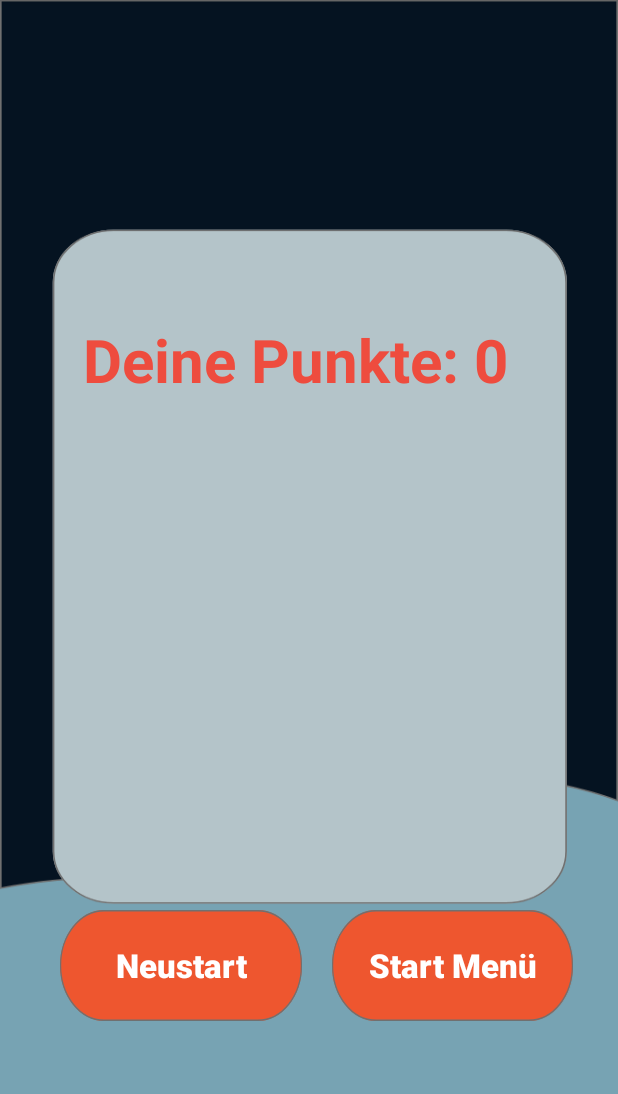
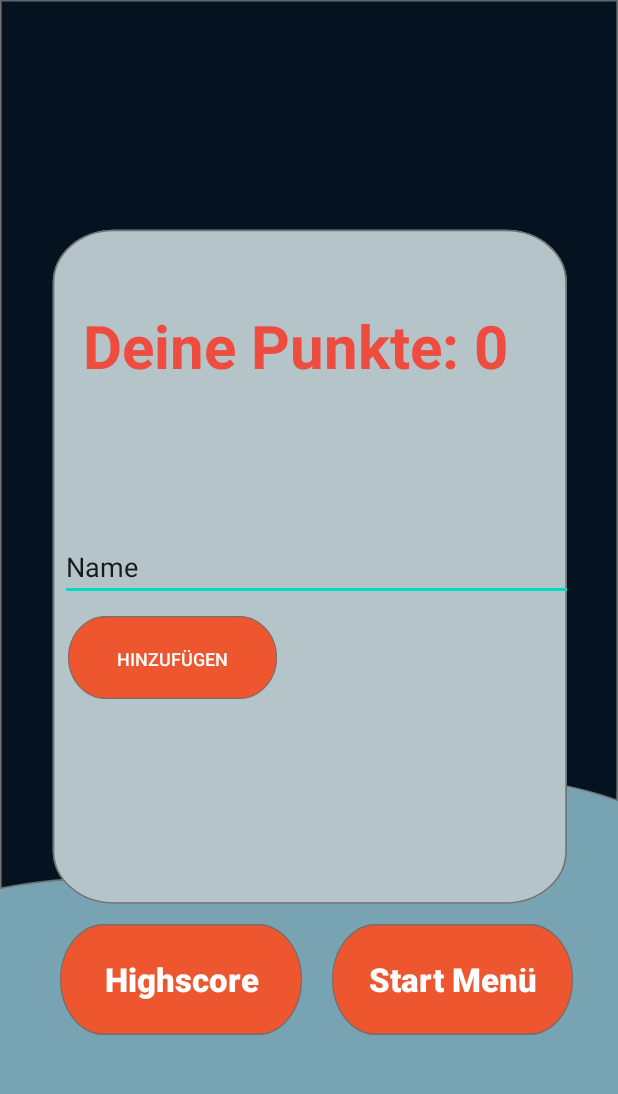
Before and after one commit to sijey18/QuizDroid_Final, an Android app: the ResultActivity screen opened directly, with no data from a screen before it, on a phone screen of 412 x 824 dp, the part 84-1178 px from its top. Run offline under Robolectric (Android 15) with nearby library versions, the phone set to English and light mode, and no system bars.

Commit message:
Highscore Board works

```diff
--- a/app/src/main/java/com/example/quizdroid_final/ResultActivity.java
+++ b/app/src/main/java/com/example/quizdroid_final/ResultActivity.java
@@ -6,6 +6,7 @@ import android.content.SharedPreferences;
 import android.os.Bundle;
 import android.view.View;
 import android.widget.Button;
+import android.widget.EditText;
 import android.widget.TextView;
 import android.widget.Toast;
 
@@ -13,10 +14,13 @@ import androidx.appcompat.app.AppCompatActivity;
 
 public class ResultActivity extends AppCompatActivity {
     TextView txtHighScore;
-    TextView txtTotalQuizQues;//txtCorrectQues,txtWrongQues;
+    TextView txtTotalQuizQues;
 
     Button btStartQuiz;
     Button btMainMenu;
+    Button btnAdd;
+    EditText editText;
+    DatabaseHelper myDB;
 
     private int highScore;
     public static final String SHARED_PREFERRENCE = "shread_prefrence";
@@ -40,8 +44,22 @@ public class ResultActivity extends AppCompatActivity {
         btStartQuiz = findViewById(R.id.result_bt_playAgain);
         txtHighScore = findViewById(R.id.result_text_High_Score);
         txtTotalQuizQues = findViewById(R.id.result_total_Ques);
-        /*txtCorrectQues = findViewById(R.id.result_Correct_Ques);
-        txtWrongQues = findViewById(R.id.result_Wrong_Ques);*/
+        btnAdd = (Button) findViewById(R.id.edit_add);
+        editText = (EditText) findViewById(R.id.editText);
+
+
+        btnAdd.setOnClickListener(new View.OnClickListener() {
+            @Override
+            public void onClick(View v) {
+                String newEntry = editText.getText().toString();
+                if(editText.length() != 0) {
+                    AddData(newEntry);
+                    editText.setText(" ");
+                }else {
+                    Toast.makeText(ResultActivity.this, "Bitte Namen eingben",Toast.LENGTH_LONG).show();
+                }
+            }
+        });
 
 
         btMainMenu.setOnClickListener(new View.OnClickListener() {
@@ -54,12 +72,12 @@ public class ResultActivity extends AppCompatActivity {
             }
         });
 
-        btStartQuiz.setOnClickListener(new View.OnClickListener() {
+        btStartQuiz.setOnClickListener(new View.OnClickListener() { //highscore Pfad
             @Override
             public void onClick(View v) {
 
 
-                Intent intent = new Intent(ResultActivity.this, QuizActivity.class);
+                Intent intent = new Intent(ResultActivity.this, HighscoreActivity.class);
                 startActivity(intent);
             }
         });
@@ -71,13 +89,7 @@ public class ResultActivity extends AppCompatActivity {
 
         int score = intent.getIntExtra("UserScore", 0);
         int totalQuestion = intent.getIntExtra("TotalQuestion", 0);
-        //int correctQues = intent.getIntExtra("CorrectQues", 0);
-        //int wrongQues = intent.getIntExtra("WrongQues", 0);
 
-
-        //txtTotalQuizQues.setText(" " + String.valueOf(totalQuestion));
-        //txtCorrectQues.setText("Correct: " + String.valueOf(correctQues));
-        //txtWrongQues.setText("Wrong: " + String.valueOf(wrongQues));
 
         if (score > highScore) {
 
@@ -85,6 +97,16 @@ public class ResultActivity extends AppCompatActivity {
         }
 
 
+    }
+
+    public void AddData(String newEntry) {
+        boolean insertData = myDB.addData(newEntry);
+
+        if(insertData == true) {
+            Toast.makeText(ResultActivity.this, "Punkte gespeichert",Toast.LENGTH_LONG).show();
+        }else {
+            Toast.makeText(ResultActivity.this, "Schade nicht gespeichert!",Toast.LENGTH_LONG).show();
+        }
     }
 
     private void updatHighScore(int newHighScore) {
@@ -108,7 +130,7 @@ public class ResultActivity extends AppCompatActivity {
 
     }
 
-   /* @Override
+    @Override
     public void onBackPressed() {
         if (backPressedTime + 2000 > System.currentTimeMillis()) {
 
@@ -120,5 +142,5 @@ public class ResultActivity extends AppCompatActivity {
 
         }
         backPressedTime = System.currentTimeMillis();
-    }*/
+    }
 }
--- a/app/src/main/java/com/example/quizdroid_final/StartingScreenActivity.java
+++ b/app/src/main/java/com/example/quizdroid_final/StartingScreenActivity.java
@@ -42,7 +42,7 @@ public class StartingScreenActivity extends AppCompatActivity {
             }
         });
     }
-   /* @Override
+   @Override
     public void onBackPressed() {
 
         if (backPressedTime + 2000 > System.currentTimeMillis()) {
@@ -64,7 +64,7 @@ public class StartingScreenActivity extends AppCompatActivity {
             Toast.makeText(this, "Press Again to Exit", Toast.LENGTH_SHORT).show();
         }
         backPressedTime = System.currentTimeMillis();
-    }*/
+    }
 
    /* @Override
     protected void onStop() {
--- a/app/src/main/res/layout/acitivity_result.xml
+++ b/app/src/main/res/layout/acitivity_result.xml
@@ -37,9 +37,31 @@
             android:textColor="#ee4c3e"
             android:textAlignment="textStart"
             android:layout_width="match_parent"
-            android:layout_marginBottom="97dp"
+            android:layout_marginBottom="9dp"
             android:padding="10dp"
             android:layout_height="wrap_content" />
+
+        <EditText
+            android:layout_width="match_parent"
+            android:layout_height="40dp"
+            android:layout_marginTop="1dp"
+            android:id="@+id/editText"
+            android:text="Name"/>
+
+        <Button
+            android:id="@+id/edit_add"
+            android:layout_width="139dp"
+            android:layout_height="55dp"
+            android:layout_marginEnd="20dp"
+            android:background="@drawable/spielseite_bestaetigen_btn"
+            android:padding="20dp"
+            android:text="hinzufügen"
+            android:textColor="#FFFFFF"
+            android:textSize="12sp"
+            android:layout_marginTop="10dp"
+            android:layout_marginStart="5dp"/>
+
+
 
 
 
@@ -51,7 +73,7 @@
             android:layout_height="wrap_content">
             <Button
                 android:id="@+id/result_bt_playAgain"
-                android:text="Neustart"
+                android:text="Highscore"
                 android:textAlignment="center"
                 android:textAllCaps="false"
                 android:textStyle="bold"
```
Also changed, not shown: app/src/main/java/com/example/quizdroid_final/DatabaseHelper.java (added, +53 -0 lines), app/src/main/java/com/example/quizdroid_final/HighscoreActivity.java (+27 -0 lines), app/src/main/java/com/example/quizdroid_final/QuizActivity.java (+26 -57 lines), app/src/main/java/com/example/quizdroid_final/TimerDialog.java (added, +51 -0 lines), app/src/main/res/layout/activity_layout.xml (+5 -3 lines), app/src/main/res/layout/highscorelist.xml (+12 -0 lines).
